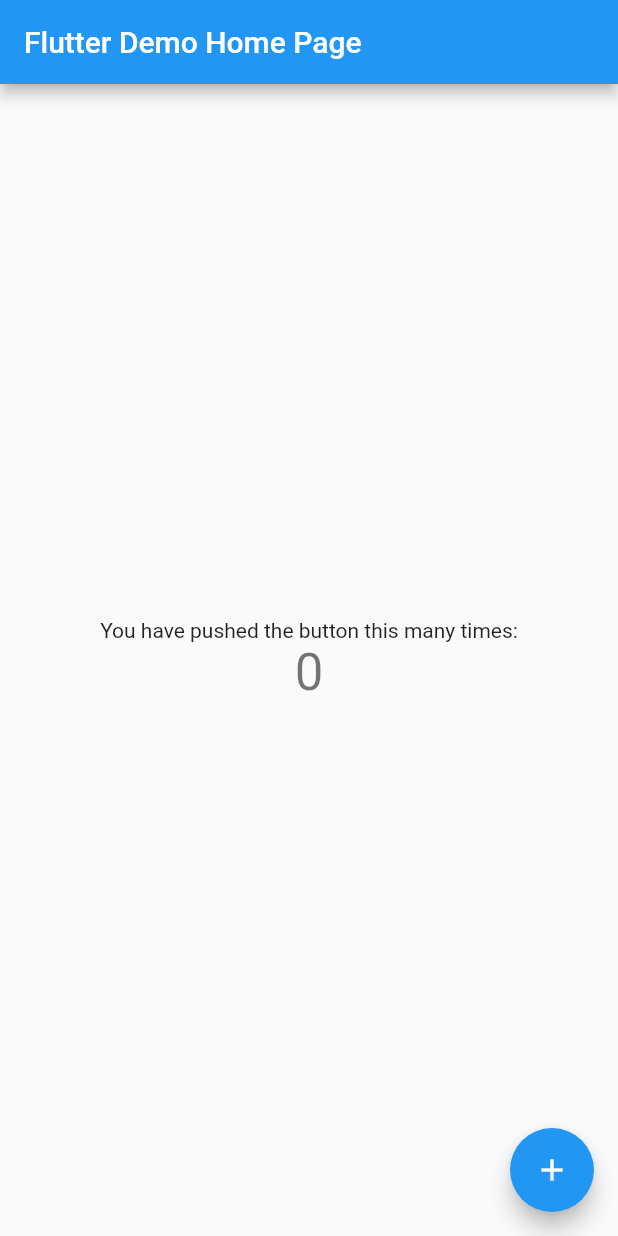
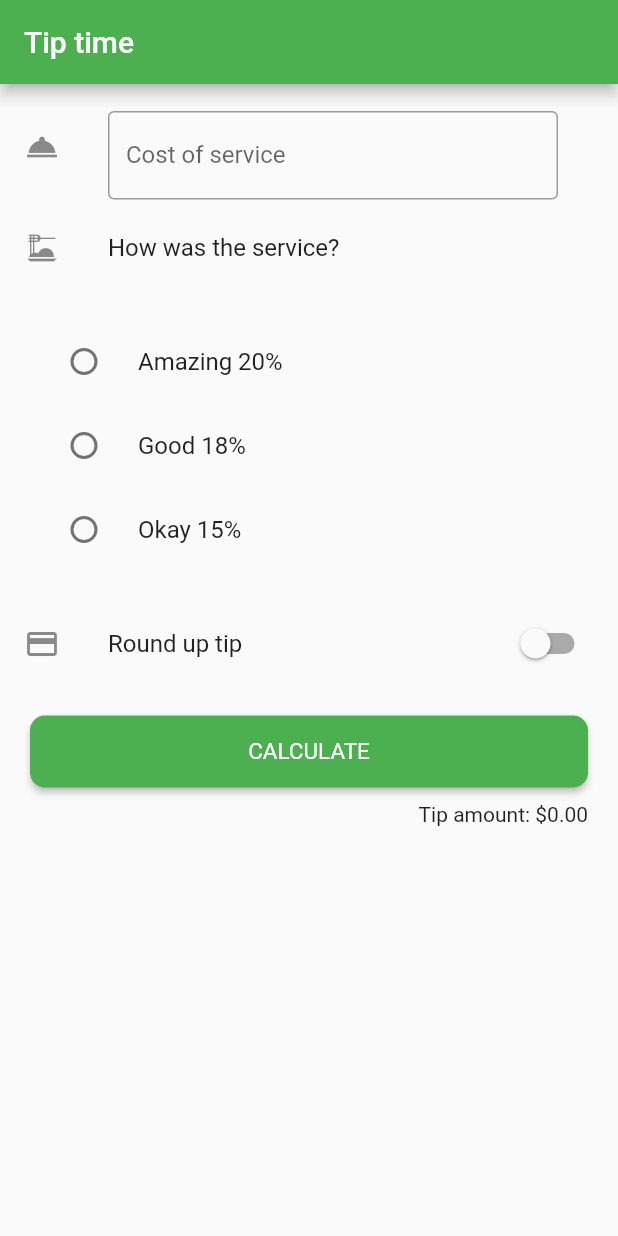
Before and after one commit to Albertosd8/Homework_2_mob_dev, a Flutter app: the screen it shows after launch, on a phone screen of 412 x 824 dp. Run offline on Flutter 3.47's test engine with Material 2 defaults, Android fonts, the light colour scheme and no system bars.

Commit message:
Second commit last changes of night

```diff
--- /dev/null
+++ b/lib/home_page.dart
@@ -0,0 +1,157 @@
+import 'package:flutter/material.dart';
+
+class HomePage extends StatefulWidget {
+  const HomePage({Key? key}) : super(key: key);
+
+  @override
+  _HomePageState createState() => _HomePageState();
+}
+
+class _HomePageState extends State<HomePage> {
+
+  var _textController = TextEditingController();
+  bool isSwitched = false;
+  double? tip;
+  double final_tip = 0.00;
+
+  @override
+  Widget build(BuildContext context) {
+    return Scaffold(
+      appBar: AppBar(
+        centerTitle: false,
+        title: Text('Tip time'),
+      ),
+      body: ListView(
+        children: [
+          SizedBox(height: 14),
+          ListTile(
+            leading: Icon(Icons.room_service),
+            title: Padding(
+              padding: EdgeInsets.only(right: 24),
+              child: TextField(
+                controller: _textController,
+                keyboardType: TextInputType.number,
+                decoration: InputDecoration(
+                border: OutlineInputBorder(),
+                labelText: 'Cost of service',
+              ),
+              ),
+            ),
+          ),
+          ListTile(
+            leading: Icon(Icons.dinner_dining),
+            title: Text("How was the service?"),
+          ),
+          Container(
+            padding: EdgeInsets.all(20),
+            child:
+            Column(children: [
+                RadioListTile(
+                title: Text("Amazing 20%"),
+                value: 0.20,
+                groupValue: tip,
+                onChanged: (value){
+                  setState(() {
+                      tip = double.parse(value.toString());
+                  });
+                 },
+                ),
+                RadioListTile(
+                title: Text("Good 18%"),
+                value: 0.18,
+                groupValue: tip,
+                onChanged: (value){
+                  setState(() {
+                      tip = double.parse(value.toString());
+                  });
+                 },
+                ),
+                RadioListTile(
+                title: Text("Okay 15%"),
+                value: 0.15,
+                groupValue: tip,
+                onChanged: (value){
+                  setState(() {
+                      tip = double.parse(value.toString());
+                  });
+                 },
+                ),
+            ],)
+          ),
+          ListTile(
+            leading: Icon(Icons.credit_card),
+            title: Text("Round up tip"),
+            trailing: Switch(
+              value: isSwitched,
+              onChanged: (value) {
+                setState(() {
+                  isSwitched = value;
+                });
+              },
+            ),
+          ),
+          Container(
+            padding: EdgeInsets.all(20),
+            child:Column(
+              crossAxisAlignment: CrossAxisAlignment.stretch,
+              children: [
+                ElevatedButton(
+                    style: ElevatedButton.styleFrom(
+                    foregroundColor: Colors.white,
+                    backgroundColor: Colors.green,
+                    padding: EdgeInsets.all(15.0),
+                    textStyle: TextStyle(fontSize: 15),
+                    shape: RoundedRectangleBorder(
+                      borderRadius: BorderRadius.all(Radius.circular(10)),)
+                    ),
+                  onPressed: (){
+                    if(_textController.text.isNotEmpty){
+                      _tipCalculation();
+                    (context as Element).markNeedsBuild();
+                    }else{
+                      showDialog<String>(
+                        context: context,
+                        builder: (BuildContext context) => AlertDialog(
+                          title: const Text('Error!'),
+                          content: const Text('No has llenado los datos necesarios para proceder'),
+                          actions: <Widget>[
+                            TextButton(
+                              onPressed: () => Navigator.pop(context, 'OK'),
+                              child: const Text('Volver'),
+                            ),
+                          ],
+                        ),
+                      );
+                    }
+                  }, child: Text("CALCULATE"),
+                ),
+                SizedBox(
+                  height: 10,
+                ),
+                Row(
+                mainAxisAlignment: MainAxisAlignment.end,
+                children: [
+                  //Text("Tip amount: \$20.20"),
+                  Text("Tip amount: \$${final_tip.toStringAsFixed(2)}"),
+                ],)
+              ],
+            )
+          )
+        ],
+      ),
+    );
+  }
+
+
+  void _tipCalculation() {
+    if(isSwitched){
+      double result = (double.parse(_textController.text) * tip!).roundToDouble();
+      final_tip = result;
+      //print("Result: ${result}");
+    }else{
+      double result = double.parse(_textController.text) * tip!;
+      final_tip = result;
+      //print("Result: ${result}");
+    };
+  }
+}
--- a/lib/main.dart
+++ b/lib/main.dart
@@ -1,115 +1,20 @@
 import 'package:flutter/material.dart';
+import 'package:hw_2_mob_dev/home_page.dart';
 
-void main() {
-  runApp(const MyApp());
-}
+void main() => runApp(const MyApp());
 
 class MyApp extends StatelessWidget {
   const MyApp({super.key});
 
-  // This widget is the root of your application.
   @override
   Widget build(BuildContext context) {
     return MaterialApp(
-      title: 'Flutter Demo',
       theme: ThemeData(
-        // This is the theme of your application.
-        //
-        // Try running your application with "flutter run". You'll see the
-        // application has a blue toolbar. Then, without quitting the app, try
-        // changing the primarySwatch below to Colors.green and then invoke
-        // "hot reload" (press "r" in the console where you ran "flutter run",
-        // or simply save your changes to "hot reload" in a Flutter IDE).
-        // Notice that the counter didn't reset back to zero; the application
-        // is not restarted.
-        primarySwatch: Colors.blue,
+        colorScheme: ColorScheme.fromSwatch(
+          primarySwatch: Colors.green
+        )
       ),
-      home: const MyHomePage(title: 'Flutter Demo Home Page'),
+      home: HomePage(),
     );
   }
 }
-
-class MyHomePage extends StatefulWidget {
-  const MyHomePage({super.key, required this.title});
-
-  // This widget is the home page of your application. It is stateful, meaning
-  // that it has a State object (defined below) that contains fields that affect
-  // how it looks.
-
-  // This class is the configuration for the state. It holds the values (in this
-  // case the title) provided by the parent (in this case the App widget) and
-  // used by the build method of the State. Fields in a Widget subclass are
-  // always marked "final".
-
-  final String title;
-
-  @override
-  State<MyHomePage> createState() => _MyHomePageState();
-}
-
-class _MyHomePageState extends State<MyHomePage> {
-  int _counter = 0;
-
-  void _incrementCounter() {
-    setState(() {
-      // This call to setState tells the Flutter framework that something has
-      // changed in this State, which causes it to rerun the build method below
-      // so that the display can reflect the updated values. If we changed
-      // _counter without calling setState(), then the build method would not be
-      // called again, and so nothing would appear to happen.
-      _counter++;
-    });
-  }
-
-  @override
-  Widget build(BuildContext context) {
-    // This method is rerun every time setState is called, for instance as done
-    // by the _incrementCounter method above.
-    //
-    // The Flutter framework has been optimized to make rerunning build methods
-    // fast, so that you can just rebuild anything that needs updating rather
-    // than having to individually change instances of widgets.
-    return Scaffold(
-      appBar: AppBar(
-        // Here we take the value from the MyHomePage object that was created by
-        // the App.build method, and use it to set our appbar title.
-        title: Text(widget.title),
-      ),
-      body: Center(
-        // Center is a layout widget. It takes a single child and positions it
-        // in the middle of the parent.
-        child: Column(
-          // Column is also a layout widget. It takes a list of children and
-          // arranges them vertically. By default, it sizes itself to fit its
-          // children horizontally, and tries to be as tall as its parent.
-          //
-          // Invoke "debug painting" (press "p" in the console, choose the
-          // "Toggle Debug Paint" action from the Flutter Inspector in Android
-          // Studio, or the "Toggle Debug Paint" command in Visual Studio Code)
-          // to see the wireframe for each widget.
-          //
-          // Column has various properties to control how it sizes itself and
-          // how it positions its children. Here we use mainAxisAlignment to
-          // center the children vertically; the main axis here is the vertical
-          // axis because Columns are vertical (the cross axis would be
-          // horizontal).
-          mainAxisAlignment: MainAxisAlignment.center,
-          children: <Widget>[
-            const Text(
-              'You have pushed the button this many times:',
-            ),
-            Text(
-              '$_counter',
-              style: Theme.of(context).textTheme.headline4,
-            ),
-          ],
-        ),
-      ),
-      floatingActionButton: FloatingActionButton(
-        onPressed: _incrementCounter,
-        tooltip: 'Increment',
-        child: const Icon(Icons.add),
-      ), // This trailing comma makes auto-formatting nicer for build methods.
-    );
-  }
-}
--- a/pubspec.yaml
+++ b/pubspec.yaml
@@ -36,6 +36,7 @@
   # The following adds the Cupertino Icons font to your application.
   # Use with the CupertinoIcons class for iOS style icons.
   cupertino_icons: ^1.0.2
+  group_radio_button: ^1.2.0
 
 dev_dependencies:
   flutter_test:
```
Also changed, not shown: pubspec.lock.
